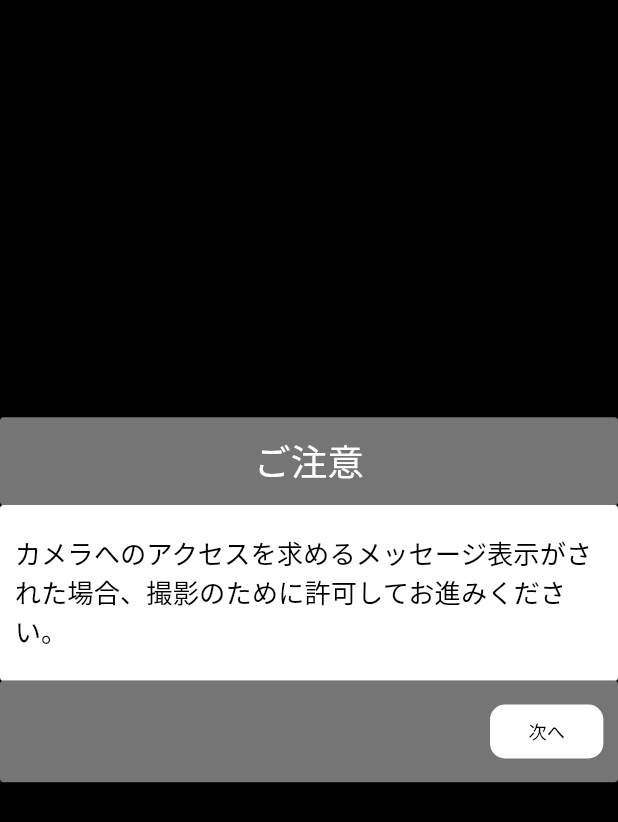
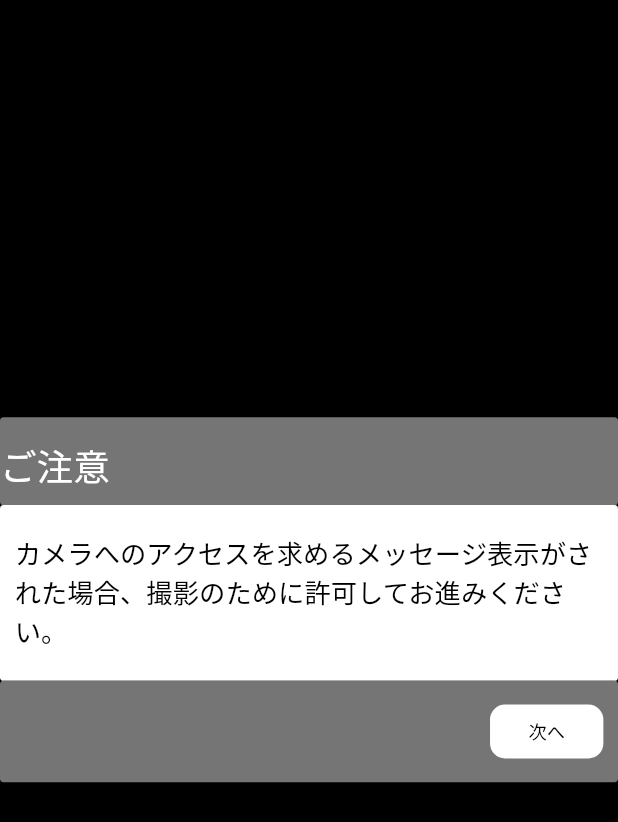
Before and after one commit to hello-world-was-taken/upwork-hassan, a Flutter app: the AccessRequest screen opened directly, on a phone screen of 412 x 824 dp. Shown: the top 822 px of the screen. Run offline on Flutter 3.47's test engine with Material 2 defaults, Android fonts, the phone set to English and light mode, and no system bars; our stand-ins replace camera, flutter_screenutil; Roboto replaces fonts that are missing (MsGothic).

Commit message:
padding modified

```diff
--- a/lib/features/pages/presentation/access_request.dart
+++ b/lib/features/pages/presentation/access_request.dart
@@ -17,7 +17,24 @@ class AccessRequest extends StatelessWidget {
         body: Column(
           mainAxisAlignment: MainAxisAlignment.center,
           children: [
-            SecondaryColorHeading(title: "ご注意"),
+
+
+            Container(
+      width: double.infinity,
+      height: AppDimension.height(60, context),
+      padding: EdgeInsets.only(top: AppDimension.height(15, context)),
+      decoration: BoxDecoration(
+          color: Color(0XFF757575),
+          borderRadius: BorderRadius.circular(AppDimension.radius(5, context))),
+      child: Text(
+        "ご注意",
+        style: TextStyle(
+            color: Colors.white,
+            fontSize: AppDimension.height(25, context),
+            fontFamily: 'MsGothic'),
+      ),
+    ),
+
             Container(
               // margin: EdgeInsets.only(bottom: 25.h),
               padding: EdgeInsets.symmetric(horizontal: AppDimension.height(10, context)),
```
Also changed, not shown: lib/features/pages/presentation/onboarding.dart (+23 -30 lines).
